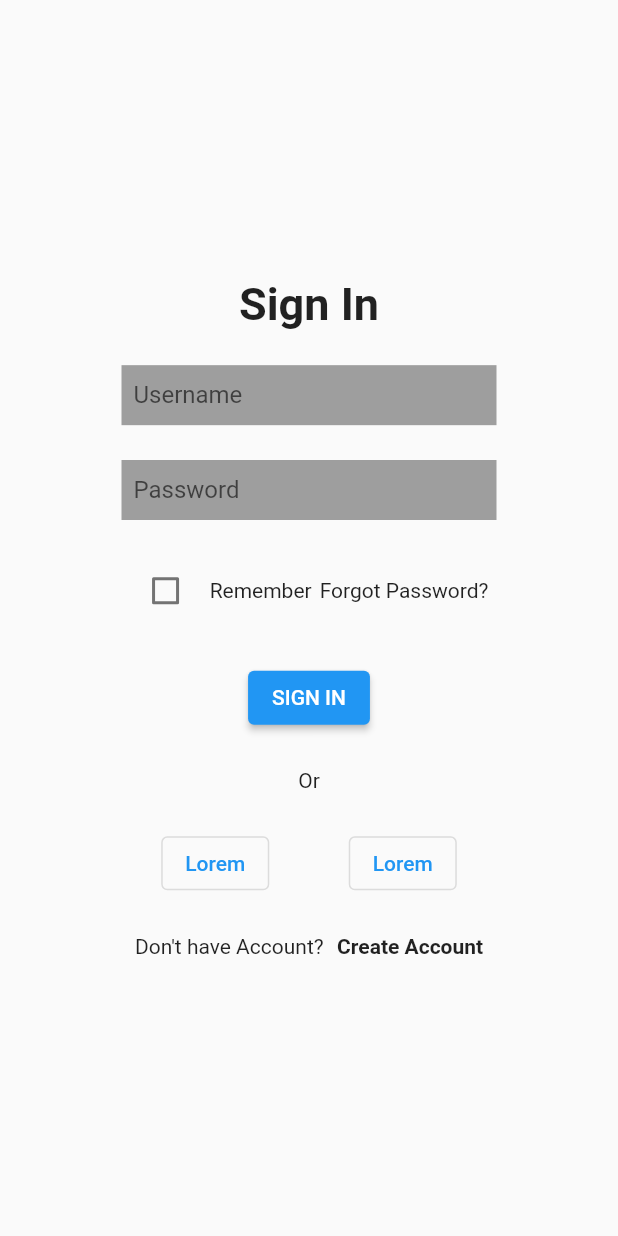
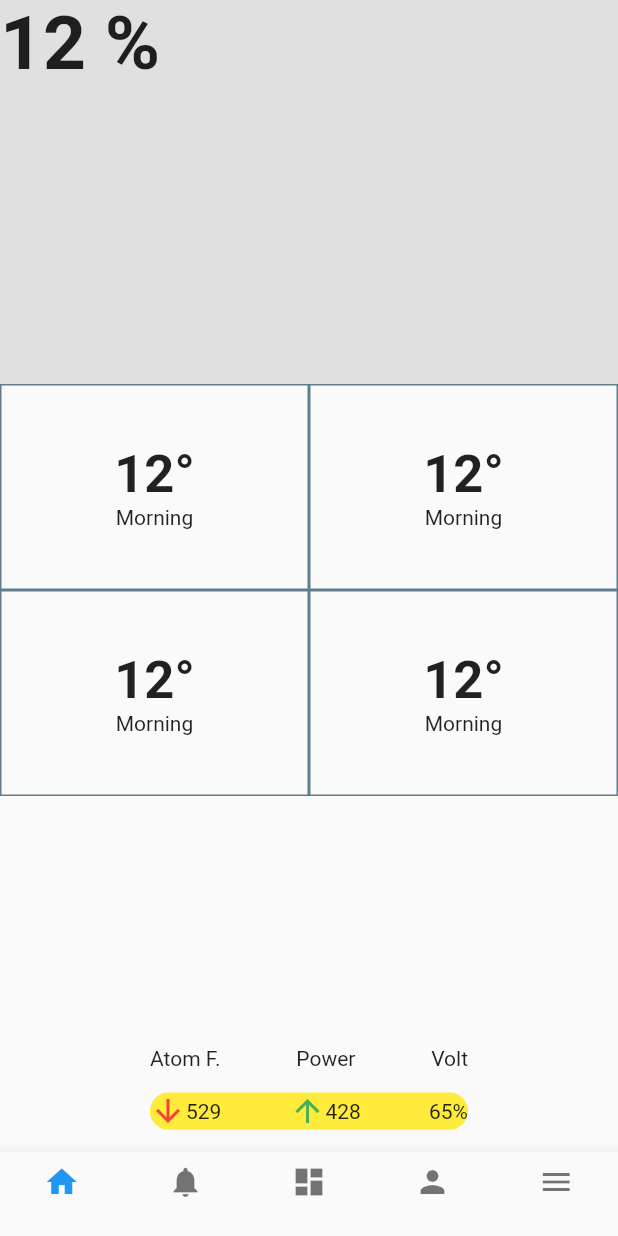
Before and after one commit to realino98/flutter_recycle, a Flutter app: the SignInPage screen opened directly, after a tap on "SIGN IN", on a phone screen of 412 x 824 dp. Run offline on Flutter 3.47's test engine with Material 2 defaults, Android fonts, the phone set to English and light mode, and no system bars; Roboto replaces fonts that are missing (Hind).

Commit message:
BR : Added Dashboard Page

```diff
--- /dev/null
+++ b/lib/pages/dashboard_page.dart
@@ -0,0 +1,159 @@
+import 'package:flutter/material.dart';
+
+class DashboardPage extends StatefulWidget {
+  const DashboardPage({super.key});
+
+  @override
+  State<DashboardPage> createState() => _DashboardPageState();
+}
+
+class _DashboardPageState extends State<DashboardPage> {
+  @override
+  Widget build(BuildContext context) {
+    return Scaffold(
+      body: Column(
+        children: [
+          Expanded(
+            flex: 3,
+            child: Container(
+              width: double.infinity,
+              color: Colors.grey[300],
+              child: Text(
+                "12 %",
+                style: TextStyle(
+                  fontSize: 50,
+                  fontWeight: FontWeight.bold,
+                ),
+              ),
+            ),
+          ),
+          Expanded(
+            flex: 5,
+            child: GridView.count(
+              crossAxisCount: 2,
+              childAspectRatio: 3 / 2,
+              children: [
+                TempBoxItem(),
+                TempBoxItem(),
+                TempBoxItem(),
+                TempBoxItem(),
+              ],
+            ),
+          ),
+          Expanded(
+            flex: 1,
+            child: Column(
+              mainAxisAlignment: MainAxisAlignment.spaceEvenly,
+              children: [
+                Padding(
+                  padding: const EdgeInsets.symmetric(horizontal: 100),
+                  child: Row(
+                    mainAxisAlignment: MainAxisAlignment.spaceBetween,
+                    children: [
+                      Text("Atom F."),
+                      Text("Power"),
+                      Text("Volt"),
+                    ],
+                  ),
+                ),
+                Container(
+                  child: Padding(
+                    padding: const EdgeInsets.symmetric(horizontal: 100),
+                    child: ClipRRect(
+                      borderRadius: BorderRadius.circular(20),
+                      child: Container(
+                        color: Colors.yellow,
+                        height: 25,
+                        child: Row(
+                          mainAxisAlignment: MainAxisAlignment.spaceBetween,
+                          children: [
+                            Row(
+                              children: [
+                                Icon(
+                                  Icons.arrow_downward,
+                                  color: Colors.red,
+                                ),
+                                Text("529"),
+                              ],
+                            ),
+                            Row(
+                              children: [
+                                Icon(
+                                  Icons.arrow_upward,
+                                  color: Colors.green,
+                                ),
+                                Text("428"),
+                              ],
+                            ),
+                            Text("65%")
+                          ],
+                        ),
+                      ),
+                    ),
+                  ),
+                ),
+              ],
+            ),
+          ),
+        ],
+      ),
+      bottomNavigationBar: BottomNavigationBar(
+        type: BottomNavigationBarType.fixed,
+        items: [
+          BottomNavigationBarItem(
+            icon: Icon(Icons.home),
+            label: "",
+          ),
+          BottomNavigationBarItem(
+            icon: Icon(Icons.notifications),
+            label: "",
+          ),
+          BottomNavigationBarItem(
+            icon: Icon(Icons.dashboard),
+            label: "",
+          ),
+          BottomNavigationBarItem(
+            icon: Icon(Icons.person),
+            label: "",
+          ),
+          BottomNavigationBarItem(
+            icon: Icon(Icons.menu),
+            label: "",
+          ),
+        ],
+      ),
+    );
+  }
+}
+
+class TempBoxItem extends StatelessWidget {
+  const TempBoxItem({
+    super.key,
+  });
+
+  @override
+  Widget build(BuildContext context) {
+    return GridTile(
+      child: Container(
+        decoration: BoxDecoration(
+          border: Border.all(
+            color: Colors.blueGrey,
+          ),
+        ),
+        padding: EdgeInsets.all(8),
+        child: Center(
+          child: Column(
+            mainAxisAlignment: MainAxisAlignment.center,
+            children: [
+              Text(
+                "12\u00B0",
+                style: TextStyle(fontWeight: FontWeight.bold, fontSize: 35),
+              ),
+              Text("Morning"),
+            ],
+          ),
+        ),
+      ),
+    );
+  }
+}
--- a/lib/pages/signin_page.dart
+++ b/lib/pages/signin_page.dart
@@ -1,4 +1,6 @@
 import 'package:flutter/material.dart';
+
+import 'dashboard_page.dart';
 
 class SignInPage extends StatefulWidget {
   const SignInPage({super.key});
@@ -62,7 +64,12 @@ class _SignInPageState extends State<SignInPage> {
                   Text("Forgot Password?"),
                 ],
               ),
-              ElevatedButton(onPressed: () {}, child: Text("SIGN IN")),
+              ElevatedButton(
+                  onPressed: () {
+                    Navigator.of(context).push(MaterialPageRoute(
+                        builder: (context) => DashboardPage()));
+                  },
+                  child: Text("SIGN IN")),
               Text("Or"),
               Row(
                 mainAxisAlignment: MainAxisAlignment.spaceAround,
@@ -86,7 +93,7 @@ class _SignInPageState extends State<SignInPage> {
                     style: TextStyle(fontWeight: FontWeight.bold),
                   ),
                 ],
-              )
+              ),
             ],
           ),
         ),
--- a/lib/pages/start_page.dart
+++ b/lib/pages/start_page.dart
@@ -7,8 +7,9 @@ class StartPage extends StatelessWidget {
   @override
   Widget build(BuildContext context) {
     return Scaffold(
-      body: Container(
-        child: Center(
+      body: Center(
+        child: Container(
+          height: 300,
           child: Column(
             children: [
               Text(
```
Also changed, not shown: 1 other file.
